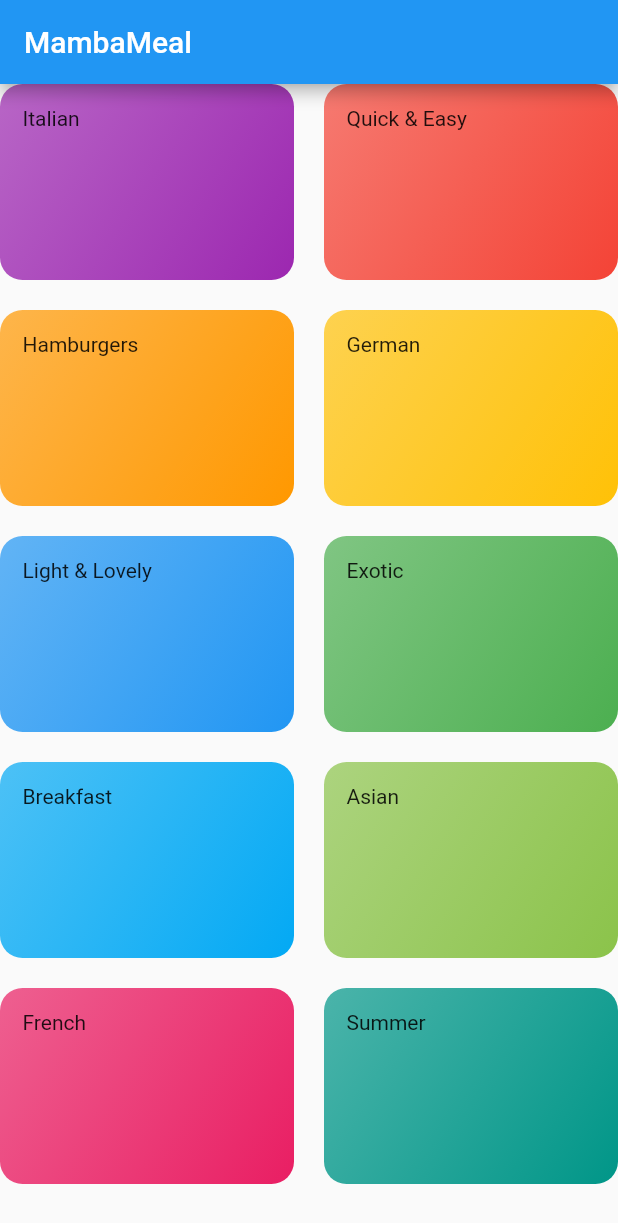
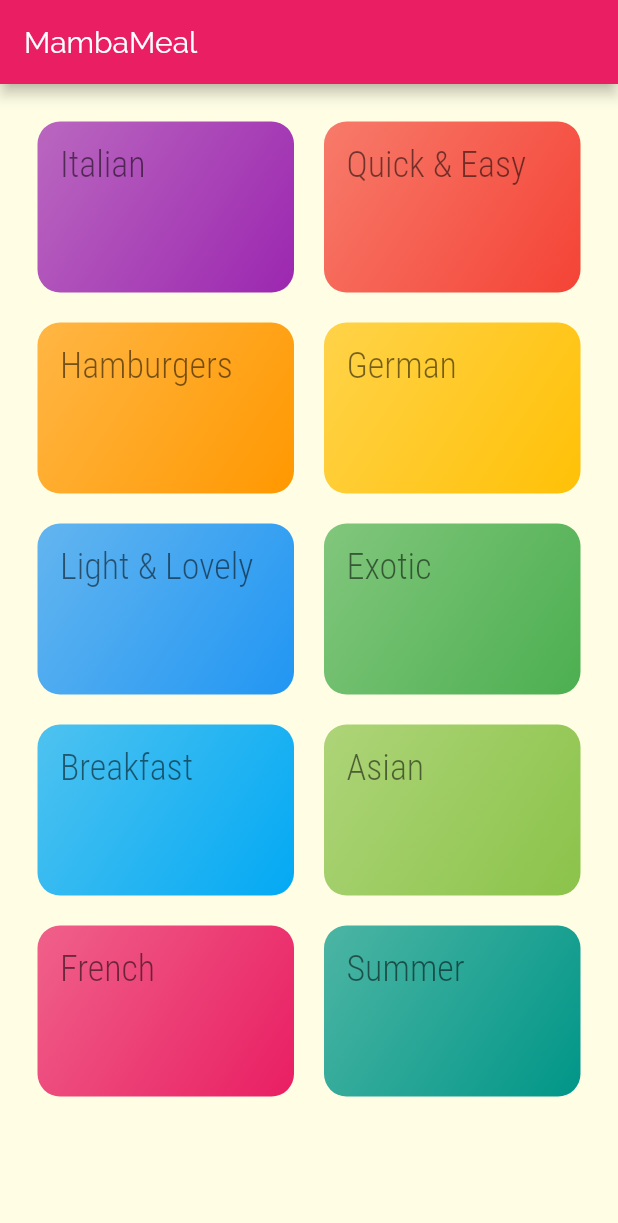
Before and after one commit to BatgerelBill/meals_flutter, a Flutter app: the screen it shows after launch, on a phone screen of 412 x 824 dp. Shown: the top 1223 px of the screen. Run offline on Flutter 3.47's test engine with Material 2 defaults, Android fonts, the phone set to English and light mode, and no system bars.

Commit message:
added fonts

```diff
--- a/lib/categories_screen.dart
+++ b/lib/categories_screen.dart
@@ -9,6 +9,7 @@ class CategoriesScreen extends StatelessWidget {
     return Scaffold(
       appBar: AppBar(title: const Text('MambaMeal'),),
       body: GridView(
+        padding: const EdgeInsets.all(25),
         gridDelegate: SliverGridDelegateWithMaxCrossAxisExtent(
           maxCrossAxisExtent: 200,
           childAspectRatio: 3 / 2,
--- a/lib/category_item.dart
+++ b/lib/category_item.dart
@@ -10,7 +10,10 @@ class CategoryItem extends StatelessWidget {
   Widget build(BuildContext context) {
     return Container(
       padding: EdgeInsets.all(15),
-      child: Text(title),
+      child: Text(
+        title,
+        style: Theme.of(context).textTheme.headline1,
+      ),
       decoration: BoxDecoration(
         gradient: LinearGradient(
           colors: [
--- a/lib/main.dart
+++ b/lib/main.dart
@@ -12,8 +12,17 @@ class MyApp extends StatelessWidget {
     return MaterialApp(
       title: 'Meals',
       theme: ThemeData(
-        primarySwatch: Colors.blue,
-      ),
+          primarySwatch: Colors.pink,
+          accentColor: Colors.amber,
+          canvasColor: Color.fromRGBO(255, 254, 229, 1),
+          fontFamily: 'Raleway',
+          textTheme: ThemeData.light().textTheme.copyWith(
+              bodyText1: TextStyle(color: Color.fromRGBO(20, 51, 51, 1)),
+              bodyText2: TextStyle(color: Color.fromRGBO(20, 51, 51, 1)),
+              headline1: TextStyle(
+                fontSize: 24,
+                fontFamily: 'RobotoCondensed',
+              ))),
       home: CategoriesScreen(),
     );
   }
```
Also changed, not shown: pubspec.yaml (+17 -6 lines), assets/fonts/Raleway-Black.ttf (added), assets/fonts/Raleway-Bold.ttf (added), assets/fonts/Raleway-Regular.ttf (added), assets/fonts/RobotoCondensed-Bold.ttf (added), assets/fonts/RobotoCondensed-Italic.ttf (added), assets/fonts/RobotoCondensed-Light.ttf (added), assets/fonts/RobotoCondensed-Regular.ttf (added).
